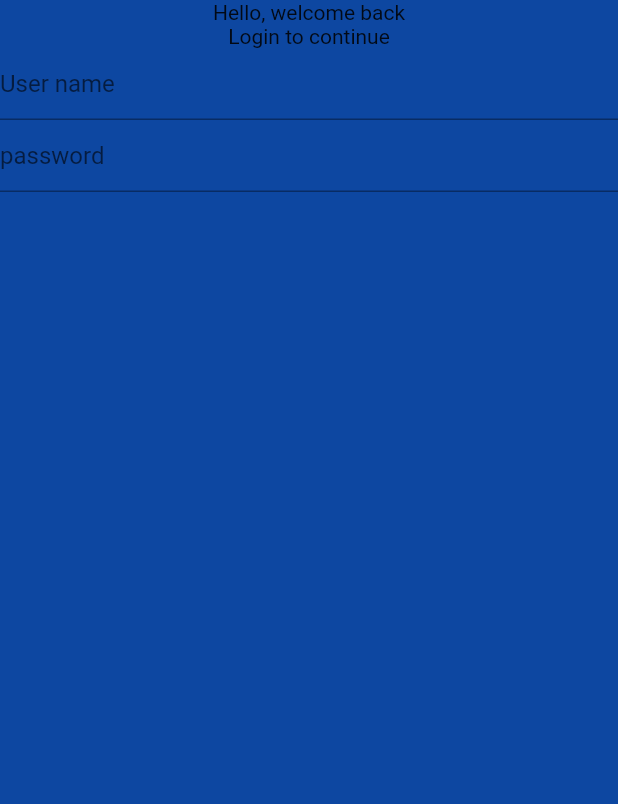
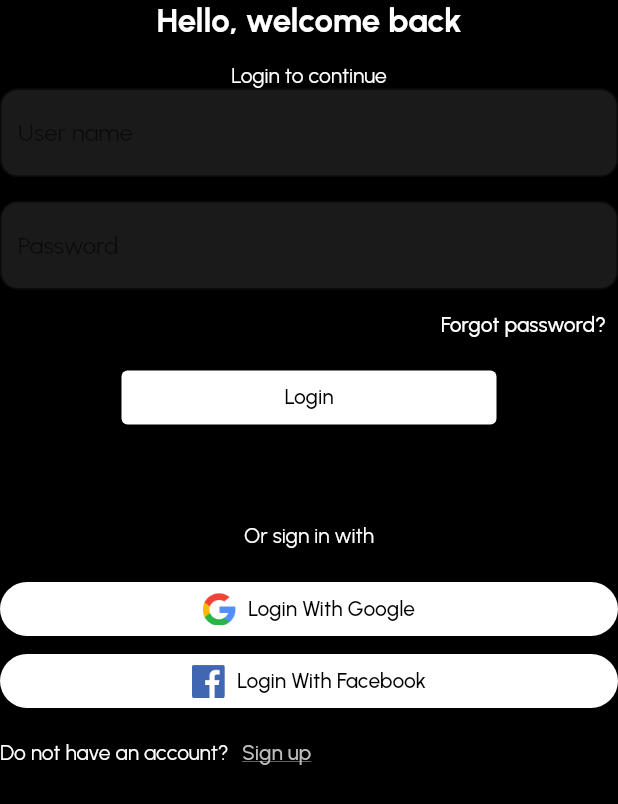
Before and after one commit to ndyabagye/flutter_chat, a Flutter app: the screen it shows after launch, on a phone screen of 412 x 824 dp. Shown: the top 804 px of the screen. Run offline on Flutter 3.47's test engine with Material 2 defaults, Android fonts, the phone set to English and light mode, and no system bars; project files that could hold a hidden picture were left out.

Commit message:
Add fonts

```diff
--- a/lib/main.dart
+++ b/lib/main.dart
@@ -1,4 +1,5 @@
 import 'package:flutter/material.dart';
+import 'package:flutter_chat/presentation/pages/login_page.dart';
 
 void main() {
   runApp(const MyApp());
@@ -10,19 +11,11 @@ class MyApp extends StatelessWidget {
   @override
   Widget build(BuildContext context) {
     return MaterialApp(
-      home: Scaffold(
-        backgroundColor: Colors.blue[900],
-        body: Column(children: [
-          Text("Hello, welcome back"),
-          Text("Login to continue"),
-          TextField(
-            decoration: InputDecoration(hintText: "User name"),
-          ),
-          TextField(
-            decoration: InputDecoration(hintText: "password"),
-          ),
-        ]),
+      debugShowCheckedModeBanner: false,
+      theme: ThemeData(
+        fontFamily: "Urbanist",
       ),
+      home: LoginPage(),
     );
   }
 }
--- /dev/null
+++ b/lib/presentation/pages/login_page.dart
@@ -0,0 +1,161 @@
+import 'package:flutter/material.dart';
+
+class LoginPage extends StatelessWidget {
+  const LoginPage({super.key});
+
+  @override
+  Widget build(BuildContext context) {
+    return Scaffold(
+      backgroundColor: Colors.black,
+      body: Column(children: [
+        const Text(
+          "Hello, welcome back",
+          style: TextStyle(
+              color: Colors.white, fontSize: 22, fontWeight: FontWeight.bold),
+        ),
+        SizedBox(
+          height: 16,
+        ),
+        const Text(
+          "Login to continue",
+          style: TextStyle(
+            color: Colors.white,
+          ),
+        ),
+        TextField(
+          decoration: InputDecoration(
+            hintText: "User name",
+            border: OutlineInputBorder(
+              borderRadius: BorderRadius.all(Radius.circular(12)),
+            ),
+            filled: true,
+            fillColor: Colors.white.withOpacity(0.1),
+          ),
+        ),
+        SizedBox(
+          height: 16,
+        ),
+        TextField(
+          decoration: InputDecoration(
+            hintText: "Password",
+            border: OutlineInputBorder(
+              borderRadius: BorderRadius.all(Radius.circular(12)),
+            ),
+            filled: true,
+            fillColor: Colors.white.withOpacity(0.1),
+          ),
+        ),
+        Align(
+          alignment: Alignment.centerRight,
+          child: TextButton(
+            onPressed: () {
+              print("Clicked");
+            },
+            style: TextButton.styleFrom(
+              foregroundColor: Colors.white,
+              backgroundColor: Colors.black,
+            ),
+            child: const Text(
+              "Forgot password?",
+              style: TextStyle(
+                color: Colors.white,
+              ),
+            ),
+          ),
+        ),
+        SizedBox(
+          width: 250,
+          child: ElevatedButton(
+            onPressed: () {
+              print("login Clicked");
+            },
+            style: ElevatedButton.styleFrom(
+                backgroundColor: Colors.white, foregroundColor: Colors.black),
+            child: const Text("Login"),
+          ),
+        ),
+        SizedBox(
+          height: 60,
+        ),
+        const Text(
+          "Or sign in with",
+          style: TextStyle(color: Colors.white),
+        ),
+        SizedBox(
+          height: 16,
+        ),
+        ElevatedButton(
+          onPressed: () {
+            print("google is clicked");
+          },
+          style: ElevatedButton.styleFrom(
+              backgroundColor: Colors.white,
+              foregroundColor: Colors.black,
+              shape: RoundedRectangleBorder(
+                  borderRadius: BorderRadius.all(
+                Radius.circular(32),
+              ))),
+          child: Row(
+            mainAxisAlignment: MainAxisAlignment.center,
+            children: [
+              Image.asset(
+                'assets/images/google.png',
+                height: 22,
+                width: 22,
+              ),
+              SizedBox(
+                width: 8,
+              ),
+              const Text("Login With Google")
+            ],
+          ),
+        ),
+        ElevatedButton(
+          onPressed: () {
+            print("facebook is clicked");
+          },
+          style: ElevatedButton.styleFrom(
+              backgroundColor: Colors.white,
+              foregroundColor: Colors.black,
+              shape: RoundedRectangleBorder(
+                  borderRadius: BorderRadius.all(
+                Radius.circular(32),
+              ))),
+          child: Row(
+            mainAxisAlignment: MainAxisAlignment.center,
+            children: [
+              Image.asset(
+                'assets/images/facebook.png',
+                height: 22,
+                width: 22,
+              ),
+              SizedBox(
+                width: 8,
+              ),
+              const Text("Login With Facebook")
+            ],
+          ),
+        ),
+        Row(
+          children: [
+            const Text(
+              "Do not have an account?",
+              style: TextStyle(
+                color: Colors.white,
+              ),
+            ),
+            TextButton(
+                onPressed: () {},
+                style: TextButton.styleFrom(
+                    foregroundColor: Colors.grey[400],
+                    backgroundColor: Colors.black),
+                child: const Text(
+                  'Sign up',
+                  style: TextStyle(decoration: TextDecoration.underline),
+                ))
+          ],
+        ),
+      ]),
+    );
+  }
+}
```
Also changed, not shown: pubspec.yaml (+20 -9 lines), assets/fonts/Urbanist-Black.ttf (added), assets/fonts/Urbanist-Bold.ttf (added), assets/fonts/Urbanist-ExtraBold.ttf (added), assets/fonts/Urbanist-Light.ttf (added), assets/fonts/Urbanist-Medium.ttf (added), assets/fonts/Urbanist-Regular.ttf (added), assets/fonts/Urbanist-SemiBold.ttf (added), assets/images/facebook.png (added), assets/images/google.png (added), assets/svg/ic_add.svg (added), assets/svg/ic_favorite.svg (added), assets/svg/ic_home.svg (added), assets/svg/ic_location.svg (added), 4 more files.
